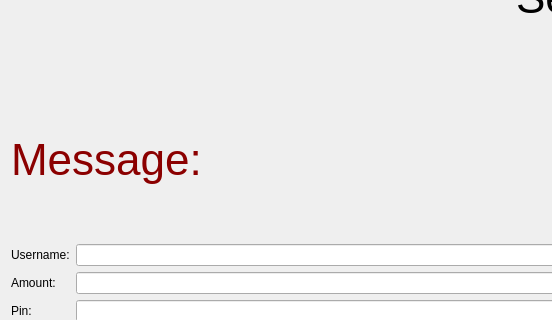
This is Ds_project/sendmoneywindow.ui in mohamed-khalid-gamal/Ds_Project as Qt 5 draws it before an edit; both pictures show x 0 to 552 and y 91 to 411 of the 1280 by 720 pixel window. The edited form follows.
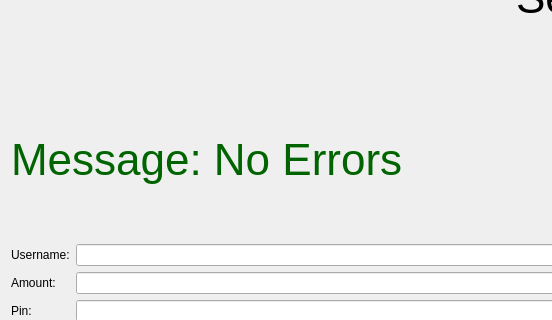
This is the edited form.

```diff
--- a/Ds_project/sendmoneywindow.ui
+++ b/Ds_project/sendmoneywindow.ui
@@ -36,10 +36,10 @@
         </font>
        </property>
        <property name="styleSheet">
-        <string notr="true">color: darkred</string>
+        <string notr="true">color: darkgreen</string>
        </property>
        <property name="text">
-        <string>Message:</string>
+        <string>Message: No Errors</string>
        </property>
       </widget>
      </item>
```
